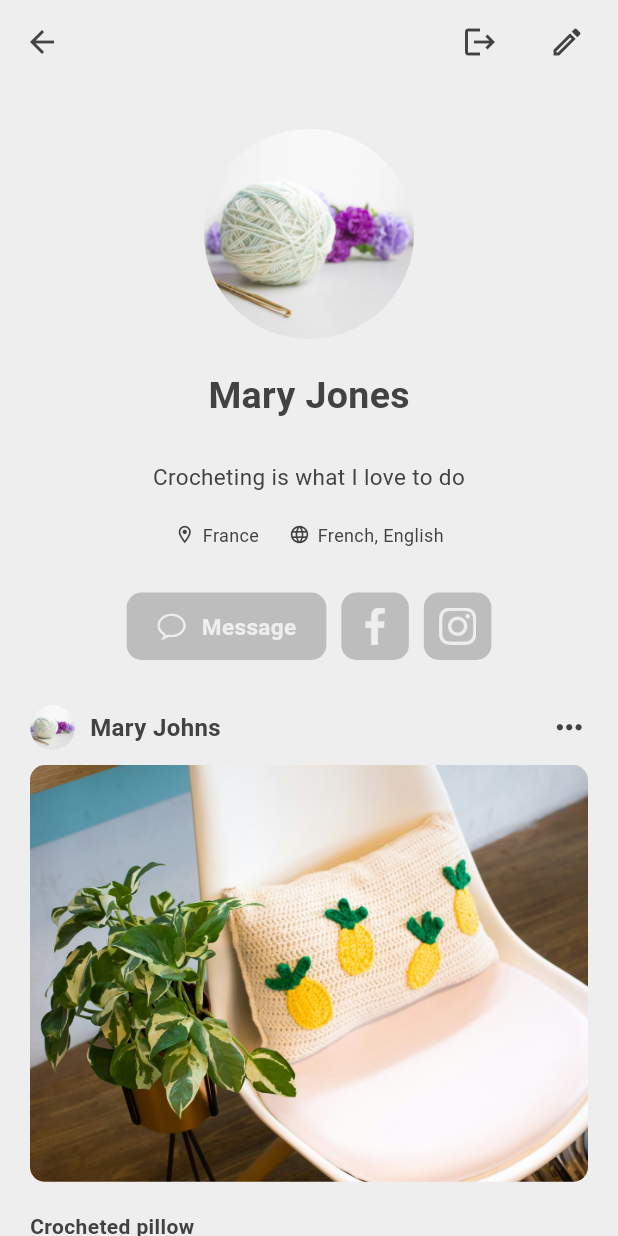
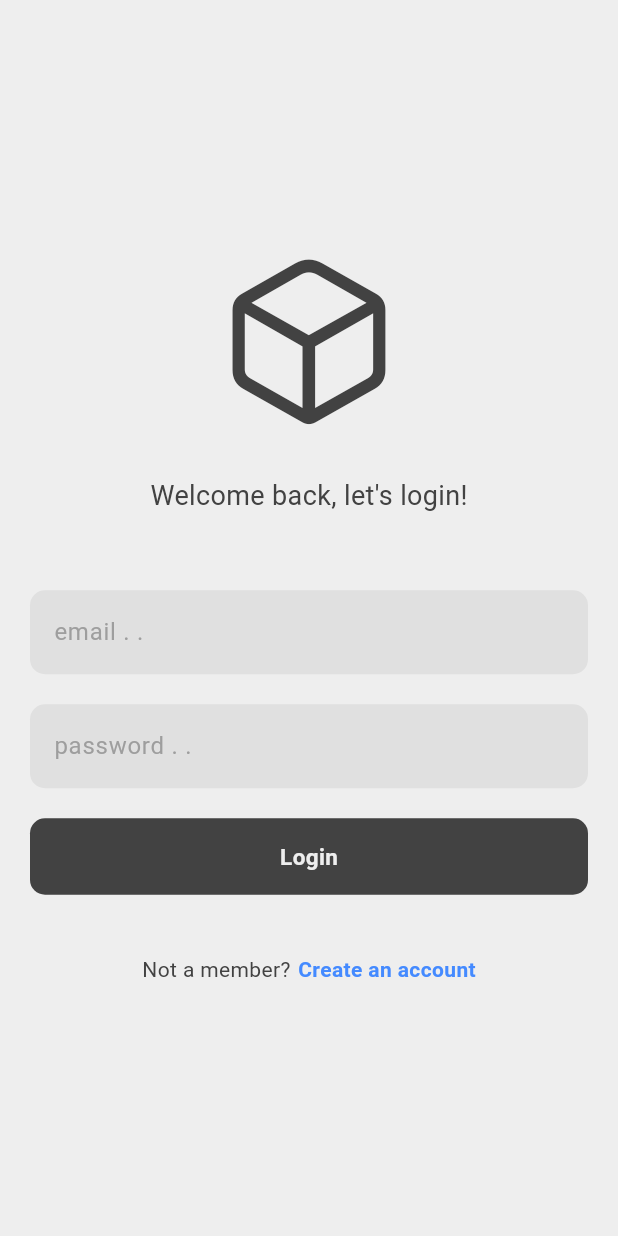
Before and after one commit to CMariuss/craft_box, a Flutter app: the screen it shows after launch, in the side drawer, after a tap on "Profile", on a phone screen of 412 x 824 dp. Run offline on Flutter 3.47's test engine with Material 3 defaults, Android fonts, the phone set to English and light mode, and no system bars.

Commit message:
Created the login page

```diff
--- /dev/null
+++ b/lib/components/auth_text_field.dart
@@ -0,0 +1,33 @@
+import 'package:flutter/material.dart';
+
+class AuthTextField extends StatelessWidget {
+  final String hintText;
+  final bool isHidden;
+  final TextEditingController controller;
+
+  const AuthTextField({
+    super.key,
+    required this.hintText,
+    required this.isHidden,
+    required this.controller,
+  });
+
+  @override
+  Widget build(BuildContext context) {
+    return TextField(
+      obscureText: isHidden,
+      controller: controller,
+      cursorColor: Theme.of(context).colorScheme.secondary,
+      decoration: InputDecoration(
+        filled: true,
+        hintText: hintText,
+        hintStyle: TextStyle(color: Theme.of(context).colorScheme.tertiary),
+        fillColor: Theme.of(context).colorScheme.primary,
+        border: OutlineInputBorder(
+          borderRadius: BorderRadius.circular(10),
+          borderSide: BorderSide.none,
+        ),
+      ),
+    );
+  }
+}
--- /dev/null
+++ b/lib/components/bottom_button.dart
@@ -0,0 +1,37 @@
+import 'package:flutter/material.dart';
+
+class BottomButton extends StatelessWidget {
+  final String text;
+  final Function()? onTap;
+
+  const BottomButton({
+    super.key,
+    required this.text,
+    required this.onTap,
+  });
+
+  @override
+  Widget build(BuildContext context) {
+    return GestureDetector(
+      onTap: onTap,
+      child: Container(
+        padding: const EdgeInsets.symmetric(vertical: 15),
+        width: double.infinity,
+        decoration: BoxDecoration(
+          borderRadius: BorderRadius.circular(10),
+          color: Theme.of(context).colorScheme.secondary,
+        ),
+        child: Center(
+          child: Text(
+            text,
+            style: TextStyle(
+              fontSize: 15,
+              fontWeight: FontWeight.bold,
+              color: Theme.of(context).colorScheme.surface,
+            ),
+          ),
+        ),
+      ),
+    );
+  }
+}
--- a/lib/components/custom_drawer.dart
+++ b/lib/components/custom_drawer.dart
@@ -38,7 +38,7 @@ class CustomDrawer extends StatelessWidget {
                         Navigator.pop(context);
 
                         // go to profile page
-                        Navigator.pushNamed(context, '/profile_page');
+                        Navigator.pushNamed(context, '/login_page');
                       },
                     ),
 
--- a/lib/main.dart
+++ b/lib/main.dart
@@ -1,4 +1,5 @@
 import 'package:craft_box/pages/home_page.dart';
+import 'package:craft_box/pages/login_page.dart';
 import 'package:craft_box/pages/profile_page.dart';
 import 'package:craft_box/themes/light_mode.dart';
 import 'package:flutter/material.dart';
@@ -18,6 +19,7 @@ class SocialMediaApp extends StatelessWidget {
       theme: lightMode,
       routes: {
         '/profile_page': (context) => const ProfilePage(),
+        '/login_page': (context) => const LoginPage(),
       },
     );
   }
--- /dev/null
+++ b/lib/pages/login_page.dart
@@ -0,0 +1,105 @@
+import 'package:craft_box/components/auth_text_field.dart';
+import 'package:craft_box/components/bottom_button.dart';
+import 'package:flutter/cupertino.dart';
+import 'package:flutter/material.dart';
+
+class LoginPage extends StatefulWidget {
+  const LoginPage({super.key});
+
+  @override
+  State<LoginPage> createState() => _LoginPageState();
+}
+
+class _LoginPageState extends State<LoginPage> {
+  final emailTextController = TextEditingController();
+  final passwordTextController = TextEditingController();
+
+  @override
+  Widget build(BuildContext context) {
+    return Scaffold(
+      body: Center(
+        child: Padding(
+          padding: const EdgeInsets.symmetric(horizontal: 20),
+          child: Column(
+            mainAxisAlignment: MainAxisAlignment.center,
+            children: [
+              // app logo
+              Icon(
+                CupertinoIcons.cube,
+                size: 120,
+                color: Theme.of(context).colorScheme.secondary,
+              ),
+
+              const SizedBox(height: 30),
+
+              // welcome text
+              Text(
+                'Welcome back, let\'s login!',
+                style: TextStyle(
+                  fontSize: 18,
+                  color: Theme.of(context).colorScheme.secondary,
+                ),
+              ),
+
+              const SizedBox(height: 50),
+
+              // email text field
+              AuthTextField(
+                isHidden: false,
+                controller: emailTextController,
+                hintText: 'email . .',
+              ),
+
+              const SizedBox(height: 20),
+
+              // password text field
+              AuthTextField(
+                isHidden: true,
+                controller: passwordTextController,
+                hintText: 'password . .',
+              ),
+
+              const SizedBox(height: 20),
+
+              // login button
+              BottomButton(
+                text: 'Login',
+                onTap: () {},
+              ),
+
+              const SizedBox(height: 40),
+
+              // not a member text + register button (go to register page)
+              Row(
+                mainAxisAlignment: MainAxisAlignment.center,
+                children: [
+                  // text
+                  Text(
+                    'Not a member?',
+                    style: TextStyle(
+                      color: Theme.of(context).colorScheme.secondary,
+                    ),
+                  ),
+
+                  const SizedBox(width: 5),
+
+                  // button
+                  GestureDetector(
+                    onTap: () {},
+                    child: const Text(
+                      'Create an account',
+                      style: TextStyle(
+                        fontWeight: FontWeight.bold,
+                        color: Colors.blueAccent,
+                      ),
+                    ),
+                  )
+                ],
+              )
+            ],
+          ),
+        ),
+      ),
+    );
+  }
+}
--- a/lib/themes/light_mode.dart
+++ b/lib/themes/light_mode.dart
@@ -3,9 +3,9 @@ import 'package:flutter/material.dart';
 ThemeData lightMode = ThemeData(
   colorScheme: ColorScheme.light(
     surface: Colors.grey.shade200,
-    primary: Colors.grey.shade200,
+    primary: Colors.grey.shade300,
     secondary: Colors.grey.shade800,
-    tertiary: Colors.blue.shade300,
+    tertiary: Colors.grey.shade500,
     inversePrimary: Colors.grey.shade900,
   ),
 );
```
